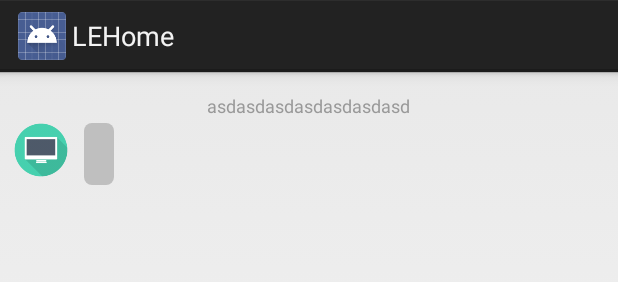
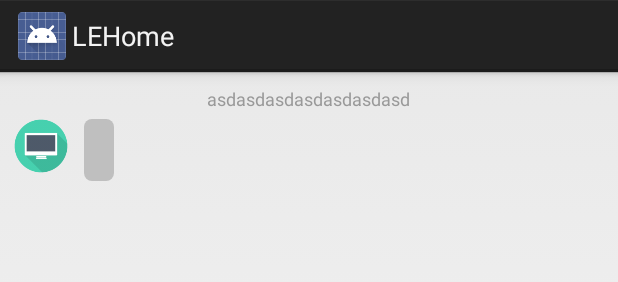
Before and after one commit to legendmohe/LEHomeMobile_android, an Android app: the layout chat_item_onleft.xml on its own in the app's theme, with its tools: preview values and no code run, on a phone screen of 412 x 824 dp. Shown: the top 282 px of the screen. Run offline under Robolectric (Android 15) with nearby library versions, the phone set to English and light mode, and no system bars.

Commit message:
adjust the document

```diff
--- a/app/src/main/java/my/home/lehome/adapter/ChatItemArrayAdapter.java
+++ b/app/src/main/java/my/home/lehome/adapter/ChatItemArrayAdapter.java
@@ -15,8 +15,8 @@ import java.text.SimpleDateFormat;
 import java.util.List;
 
 import my.home.common.Constants;
+import my.home.entities.ChatItem;
 import my.home.lehome.R;
-import my.home.model.ChatItem;
 
 public class ChatItemArrayAdapter extends ArrayAdapter<ChatItem> {
 
@@ -75,7 +75,6 @@ public class ChatItemArrayAdapter extends ArrayAdapter<ChatItem> {
         RelativeLayout wrapper = (RelativeLayout) row.findViewById(R.id.wrapper);
         chatTextView = (TextView) row.findViewById(R.id.chat_content_textview);
         chatTextView.setText(chatItem.getContent());
-//		chatTextView.setBackgroundResource(!chatItem.getIsMe() ? R.drawable.chat_right_bg : R.drawable.chat_left_bg);
 
         if (chatItem.getIsMe()) {
             RippleBackground rippleBackground = (RippleBackground) row.findViewById(R.id.profile_rippleBackground);
@@ -116,7 +115,6 @@ public class ChatItemArrayAdapter extends ArrayAdapter<ChatItem> {
             dateTextView.setVisibility(View.INVISIBLE);
         }
 
-//		wrapper.setGravity(!chatItem.getIsMe() ? Gravity.LEFT : Gravity.RIGHT);
 
         return row;
     }
--- a/app/src/main/java/my/home/lehome/adapter/ShortcutArrayAdapter.java
+++ b/app/src/main/java/my/home/lehome/adapter/ShortcutArrayAdapter.java
@@ -9,8 +9,8 @@ import android.widget.TextView;
 
 import java.util.List;
 
+import my.home.entities.Shortcut;
 import my.home.lehome.R;
-import my.home.model.Shortcut;
 
 public class ShortcutArrayAdapter extends ArrayAdapter<Shortcut> {
 
--- a/app/src/main/java/my/home/lehome/asynctask/LoadMoreChatItemAsyncTask.java
+++ b/app/src/main/java/my/home/lehome/asynctask/LoadMoreChatItemAsyncTask.java
@@ -7,11 +7,11 @@ import android.widget.ProgressBar;
 
 import java.util.List;
 
+import my.home.entities.ChatItem;
 import my.home.lehome.R;
 import my.home.lehome.adapter.ChatItemArrayAdapter;
 import my.home.lehome.fragment.ChatFragment;
 import my.home.lehome.helper.DBHelper;
-import my.home.model.ChatItem;
 
 public class LoadMoreChatItemAsyncTask extends
         AsyncTask<Integer, String, List<ChatItem>> {
--- a/app/src/main/java/my/home/lehome/asynctask/SendCommandAsyncTask.java
+++ b/app/src/main/java/my/home/lehome/asynctask/SendCommandAsyncTask.java
@@ -20,12 +20,12 @@ import java.io.IOException;
 import java.util.Date;
 
 import my.home.common.Constants;
+import my.home.entities.ChatItem;
 import my.home.lehome.R;
 import my.home.lehome.activity.MainActivity;
 import my.home.lehome.fragment.ChatFragment;
 import my.home.lehome.helper.DBHelper;
 import my.home.lehome.helper.MessageHelper;
-import my.home.model.ChatItem;
 
 //import org.zeromq.ZMQ;
 
--- a/app/src/main/java/my/home/lehome/fragment/ChatFragment.java
+++ b/app/src/main/java/my/home/lehome/fragment/ChatFragment.java
@@ -55,6 +55,8 @@ import java.util.List;
 import java.util.Set;
 
 import my.home.common.Constants;
+import my.home.entities.ChatItem;
+import my.home.entities.Shortcut;
 import my.home.lehome.R;
 import my.home.lehome.activity.MainActivity;
 import my.home.lehome.adapter.ChatItemArrayAdapter;
@@ -66,8 +68,6 @@ import my.home.lehome.helper.MessageHelper;
 import my.home.lehome.util.UIUtils;
 import my.home.lehome.view.SpeechDialog;
 import my.home.lehome.view.SpeechDialog.SpeechDialogResultListener;
-import my.home.model.ChatItem;
-import my.home.model.Shortcut;
 
 public class ChatFragment extends Fragment implements SpeechDialogResultListener, ResendButtonClickListener {
     public static final String TAG = ChatFragment.class.getName();
--- a/app/src/main/java/my/home/lehome/fragment/ShortcutFragment.java
+++ b/app/src/main/java/my/home/lehome/fragment/ShortcutFragment.java
@@ -20,12 +20,12 @@ import android.widget.EditText;
 import android.widget.ListView;
 import android.widget.Toast;
 
+import my.home.entities.Shortcut;
 import my.home.lehome.R;
 import my.home.lehome.activity.MainActivity;
 import my.home.lehome.adapter.ShortcutArrayAdapter;
 import my.home.lehome.asynctask.SendCommandAsyncTask;
 import my.home.lehome.helper.DBHelper;
-import my.home.model.Shortcut;
 
 public class ShortcutFragment extends ListFragment {
 
--- a/app/src/main/java/my/home/lehome/helper/MessageHelper.java
+++ b/app/src/main/java/my/home/lehome/helper/MessageHelper.java
@@ -17,11 +17,11 @@ import java.net.URLEncoder;
 import java.util.Date;
 import java.util.List;
 
+import my.home.entities.ChatItem;
 import my.home.lehome.R;
 import my.home.lehome.activity.MainActivity;
 import my.home.lehome.fragment.ChatFragment;
 import my.home.lehome.util.PushUtils;
-import my.home.model.ChatItem;
 
 public class MessageHelper {
 
--- a/app/src/main/res/layout/chat_item_onleft.xml
+++ b/app/src/main/res/layout/chat_item_onleft.xml
@@ -12,14 +12,13 @@
         android:layout_centerHorizontal="true"
         android:layout_centerInParent="false"
         android:layout_centerVertical="false"
-        android:layout_marginTop="10dp"
-        android:shadowColor="#ffffff"
-        android:shadowDx="1"
+        android:layout_marginTop="5dp"
         android:textAppearance="?android:attr/textAppearanceSmall"
         android:textColor="#999999"
         android:textSize="12sp"
         android:text="asdasdasdasdasdasdasd"
-        android:layout_marginBottom="3dp" />
+        android:layout_marginBottom="5dp"
+        android:phoneNumber="false" />
 
     <RelativeLayout
         android:id="@+id/wrapper"
--- a/app/src/main/res/layout/chat_item_onright.xml
+++ b/app/src/main/res/layout/chat_item_onright.xml
@@ -12,13 +12,13 @@
         android:layout_centerHorizontal="true"
         android:layout_centerInParent="false"
         android:layout_centerVertical="false"
-        android:layout_marginTop="10dp"
+        android:layout_marginTop="5dp"
         android:shadowColor="#ffffff"
         android:shadowDx="1"
         android:textAppearance="?android:attr/textAppearanceSmall"
         android:textColor="#999999"
         android:textSize="12sp"
-        android:layout_marginBottom="3dp" />
+        android:layout_marginBottom="5dp" />
 
     <RelativeLayout
         android:id="@+id/wrapper"
--- a/app/src/main/res/layout/speech_dialog.xml
+++ b/app/src/main/res/layout/speech_dialog.xml
@@ -39,13 +39,14 @@
         android:padding="5dp"
         android:visibility="visible"
         android:layout_below="@+id/speech_imageButton"
-        android:layout_centerHorizontal="true">
+        android:layout_centerHorizontal="true"
+        android:layout_marginTop="10dp">
 
 
         <TextView
             android:id="@+id/status_textview"
             android:layout_width="250dp"
-            android:layout_height="25dp"
+            android:layout_height="wrap_content"
             android:layout_marginLeft="4dp"
             android:layout_marginRight="4dp"
             android:gravity="center"
--- a/app/src/main/java/my/home/model/ChatItem.java
+++ b/model/src/main/java/my/home/entities/ChatItem.java
@@ -1,4 +1,4 @@
-package my.home.model;
+package my.home.entities;
 
 // THIS CODE IS GENERATED BY greenDAO, DO NOT EDIT. Enable "keep" sections if you want to edit.
 
--- a/app/src/main/java/my/home/model/ChatItemDao.java
+++ b/model/src/main/java/my/home/entities/ChatItemDao.java
@@ -1,4 +1,4 @@
-package my.home.model;
+package my.home.entities;
 
 import android.database.Cursor;
 import android.database.sqlite.SQLiteDatabase;
--- a/app/src/main/java/my/home/model/DaoMaster.java
+++ b/model/src/main/java/my/home/entities/DaoMaster.java
@@ -1,4 +1,4 @@
-package my.home.model;
+package my.home.entities;
 
 import android.content.Context;
 import android.database.sqlite.SQLiteDatabase;
--- a/app/src/main/java/my/home/model/DaoSession.java
+++ b/model/src/main/java/my/home/entities/DaoSession.java
@@ -1,4 +1,4 @@
-package my.home.model;
+package my.home.entities;
 
 import android.database.sqlite.SQLiteDatabase;
 
--- a/app/src/main/java/my/home/model/Shortcut.java
+++ b/model/src/main/java/my/home/entities/Shortcut.java
@@ -1,4 +1,4 @@
-package my.home.model;
+package my.home.entities;
 
 // THIS CODE IS GENERATED BY greenDAO, DO NOT EDIT. Enable "keep" sections if you want to edit.
 
--- a/app/src/main/java/my/home/model/ShortcutDao.java
+++ b/model/src/main/java/my/home/entities/ShortcutDao.java
@@ -1,4 +1,4 @@
-package my.home.model;
+package my.home.entities;
 
 import android.database.Cursor;
 import android.database.sqlite.SQLiteDatabase;
```
Also changed, not shown: app/src/main/java/my/home/lehome/helper/DBHelper.java (+7 -7 lines), model/libs/greendao-1.3.0-beta-1.jar (renamed from app/libs/greendao-1.3.0-beta-1.jar), 3 other files.
